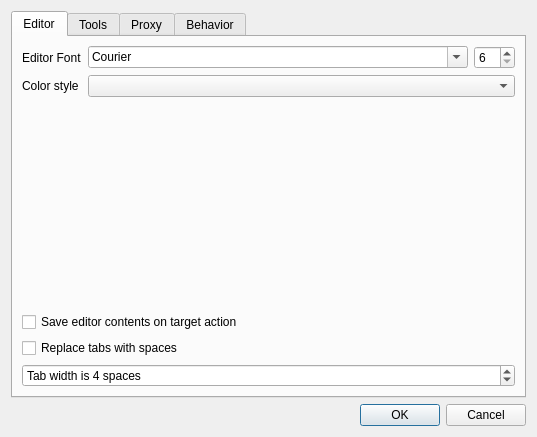
martinribelotta/embedded-ide, file configdialog.ui: the form before one commit.
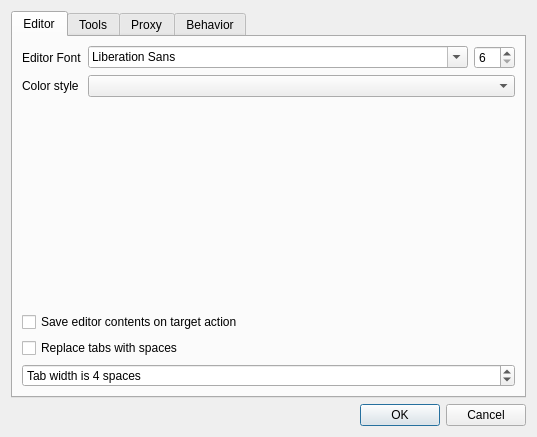
The form after the commit. Icons and pictures are not drawn. Custom widgets are drawn as their Qt base class.

Commit message: EDITOR: Set word-marked at selection

```diff
--- a/configdialog.ui
+++ b/configdialog.ui
@@ -51,9 +51,6 @@
            <verstretch>0</verstretch>
           </sizepolicy>
          </property>
-         <property name="fontFilters">
-          <set>QFontComboBox::MonospacedFonts</set>
-         </property>
         </widget>
        </item>
        <item row="4" column="0" colspan="3">
```
The commit also changes 2 other files.
